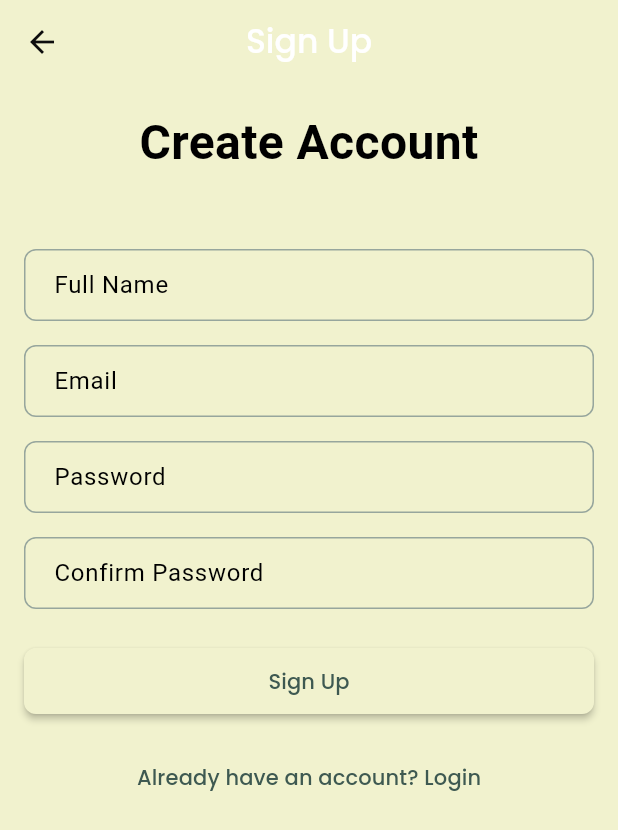
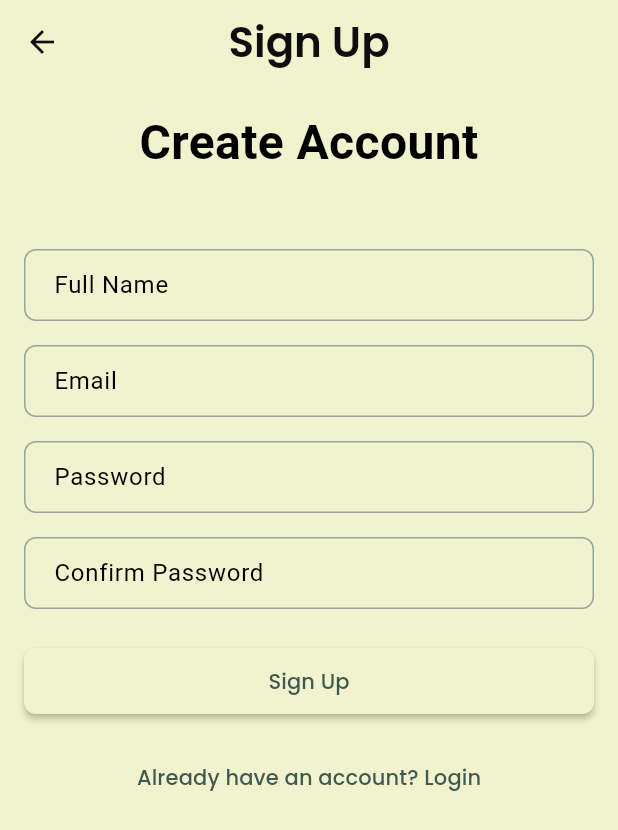
Before and after one commit to sonnguyen9800/MyFinance_Client_Mobile, a Flutter app: the SignupView screen opened by its route, on a phone screen of 412 x 824 dp. Shown: the top 830 px of the screen. Run offline on Flutter 3.47's test engine with Material 3 defaults, Android fonts, the phone set to English and light mode, and no system bars; our stand-ins replace connectivity_plus, dio, fl_chart, flutter_colorpicker, flutter_secure_storage, flutter_svg and 4 more; missing offline and left inert: flutter_iconpicker; accounts and stored records are empty.

Commit message:
Update: Fix icon & Fix Signup Title

```diff
--- a/lib/views/signup_view.dart
+++ b/lib/views/signup_view.dart
@@ -1,5 +1,7 @@
 import 'package:flutter/material.dart';
 import 'package:get/get.dart';
+import 'package:myfinance_client_flutter/config/theme/app_colors.dart';
+import 'package:myfinance_client_flutter/config/theme/app_typography.dart';
 import '../controllers/auth_controller.dart';
 
 class SignupView extends StatelessWidget {
@@ -15,7 +17,11 @@ class SignupView extends StatelessWidget {
   Widget build(BuildContext context) {
     return Scaffold(
       appBar: AppBar(
-        title: const Text('Sign Up'),
+        title: Text(
+          'Sign Up',
+          style: AppTypography.textTheme.headlineMedium!
+              .copyWith(color: AppColors.primaryDark),
+        ),
       ),
       body: SafeArea(
         child: SingleChildScrollView(
```
Also changed, not shown: pubspec.yaml (+8 -0 lines), flutter_launcher_icons.yaml (line endings or trailing spaces), 1 other file.
